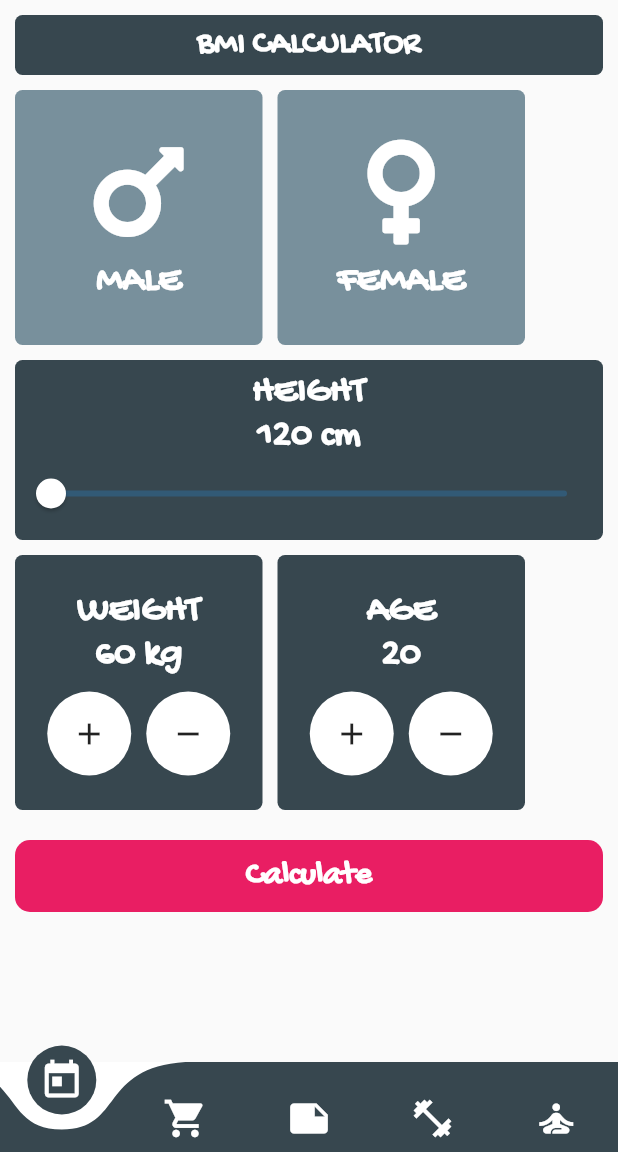
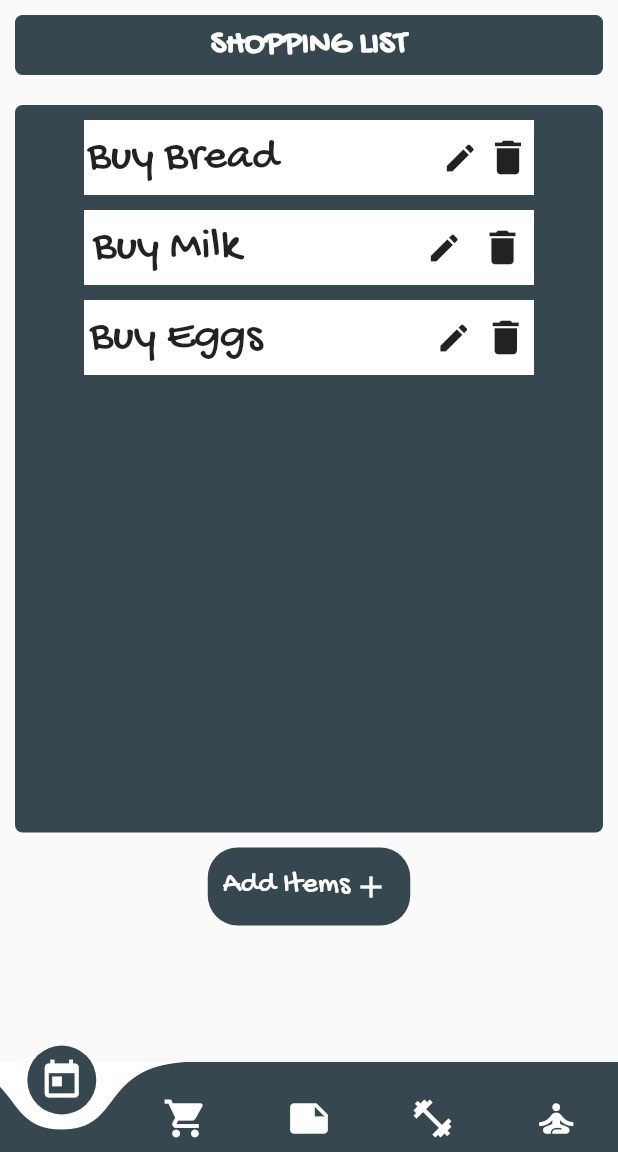
Before and after one commit to Soham-2411/digitrack, a Flutter app: the screen it shows after launch, on a phone screen of 412 x 824 dp, the part 84-1236 px from its top. Run offline on Flutter 3.47's test engine with Material 2 defaults, Android fonts, the phone set to English and light mode, and no system bars; drawn by our look-alikes of curved_navigation_bar; our stand-ins replace font_awesome_flutter.

Commit message:
Shopping List and BMI

```diff
--- a/lib/navigation.dart
+++ b/lib/navigation.dart
@@ -1,6 +1,7 @@
 import 'package:curved_navigation_bar/curved_navigation_bar.dart';
 import 'package:digitrack/drawerpages/drawer.dart';
 import 'package:digitrack/pages/bmi.dart';
+import 'package:digitrack/pages/shopping.dart';
 import 'package:flutter/material.dart';
 
 class NavigationBar extends StatefulWidget {
@@ -10,7 +11,7 @@ class NavigationBar extends StatefulWidget {
 
 class _NavigationBarState extends State<NavigationBar> {
   // int _bottomNavIndex = 0;
-  // int _page = 0;
+  int _page = 0;
   Color nightMode = Colors.white;
   @override
   Widget build(BuildContext context) {
@@ -84,12 +85,14 @@ class _NavigationBarState extends State<NavigationBar> {
         ],
         onTap: (index) {
           setState(() {
-            // _page = index;
+            _page = index;
           });
         },
+        letIndexChange: (index) => true,
       ),
       body: Center(
-        child: BMI(),
+        child: Shopping(),
+        //child: BMI(),
         // child: Container(
         //   color: Colors.white,
         //   child: Text(
--- a/lib/pages/bmi.dart
+++ b/lib/pages/bmi.dart
@@ -25,6 +25,7 @@ int h = 0;
 int w = 0;
 double _bmi = (w / pow(h, 2)) * 10000;
 String bmi = _bmi.toStringAsFixed(0);
+Color bmiColor = Colors.white;
 
 class _BMIState extends State<BMI> {
   @override
@@ -320,6 +321,15 @@ class _BMIState extends State<BMI> {
                     h = int.parse(height);
                     w = int.parse(weight);
                     _bmi = (w / pow(h, 2)) * 10000;
+                    if (_bmi < 18.5) {
+                      bmiColor = Colors.blue;
+                    } else if (_bmi >= 18.5) {
+                      if (_bmi >= 25) {
+                        bmiColor = Colors.red;
+                      } else {
+                        bmiColor = Colors.green;
+                      }
+                    }
                     bmi = _bmi.toStringAsFixed(1);
                     Navigator.push(
                       context,
@@ -382,7 +392,7 @@ class _ResultPageState extends State<ResultPage> {
                   Text(
                     'Your bmi is $bmi',
                     style: TextStyle(
-                        color: klightmodebackground,
+                        color: bmiColor,
                         fontFamily: 'GochiHand',
                         fontWeight: FontWeight.bold,
                         fontSize: 30),
--- a/lib/pages/shopping.dart
+++ b/lib/pages/shopping.dart
@@ -0,0 +1,111 @@
+import 'package:flutter/material.dart';
+
+import '../constants.dart';
+
+class Shopping extends StatefulWidget {
+  @override
+  _ShoppingState createState() => _ShoppingState();
+}
+
+class _ShoppingState extends State<Shopping> {
+  @override
+  Widget build(BuildContext context) {
+    return Container(
+      child: Column(
+        children: [
+          Padding(
+            padding: EdgeInsets.all(10.0),
+            child: Container(
+              width: 450,
+              height: 40,
+              decoration: BoxDecoration(
+                  color: klightmode, borderRadius: BorderRadius.circular(5)),
+              child: Center(
+                child: Text('SHOPPING LIST',
+                    style: TextStyle(
+                        fontFamily: 'GochiHand',
+                        fontSize: 22,
+                        color: Colors.white,
+                        fontWeight: FontWeight.bold)),
+              ),
+            ),
+          ),
+          Padding(
+            padding: EdgeInsets.all(10.0),
+            child: Container(
+              decoration: BoxDecoration(
+                  color: klightmode, borderRadius: BorderRadius.circular(5)),
+              width: 450,
+              height: 485,
+              child: Padding(
+                padding: EdgeInsets.all(10.0),
+                child: Column(
+                  mainAxisAlignment: MainAxisAlignment.start,
+                  children: [
+                    Items('Buy Bread'),
+                    SizedBox(height: 10),
+                    Items('Buy Milk'),
+                    SizedBox(height: 10),
+                    Items('Buy Eggs'),
+                  ],
+                ),
+              ),
+            ),
+          ),
+          Container(
+            width: 135,
+            decoration: BoxDecoration(
+                borderRadius: BorderRadius.circular(20), color: klightmode),
+            child: Padding(
+              padding: const EdgeInsets.all(2.0),
+              child: Row(
+                children: [
+                  TextButton(
+                    onPressed: () {},
+                    child: Row(
+                      children: [
+                        Text(
+                          'Add Items',
+                          style: TextStyle(
+                              fontFamily: 'GochiHand',
+                              fontSize: 20,
+                              color: Colors.white),
+                        ),
+                        SizedBox(width: 2),
+                        Icon(
+                          Icons.add,
+                          color: Colors.white,
+                        ),
+                      ],
+                    ),
+                  ),
+                ],
+              ),
+            ),
+          ),
+        ],
+      ),
+    );
+  }
+}
+
+Container Items(String textt) {
+  String text = textt;
+  return Container(
+    color: Colors.white,
+    width: 300,
+    height: 50,
+    child: Row(
+      mainAxisAlignment: MainAxisAlignment.spaceAround,
+      children: [
+        Text(
+          text,
+          style: TextStyle(fontSize: 30, fontFamily: 'GochiHand'),
+        ),
+        SizedBox(width: 100),
+        Icon(Icons.edit),
+        Icon(Icons.delete, size: 30),
+      ],
+    ),
+  );
+}
```
Also changed, not shown: pubspec.lock.
